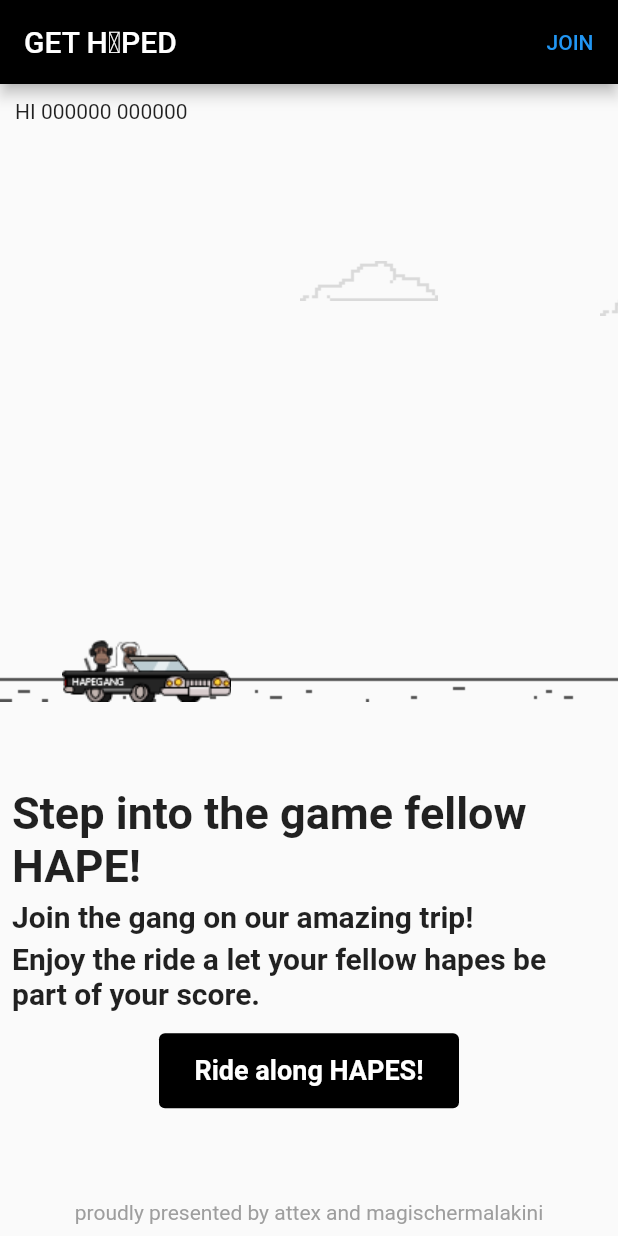
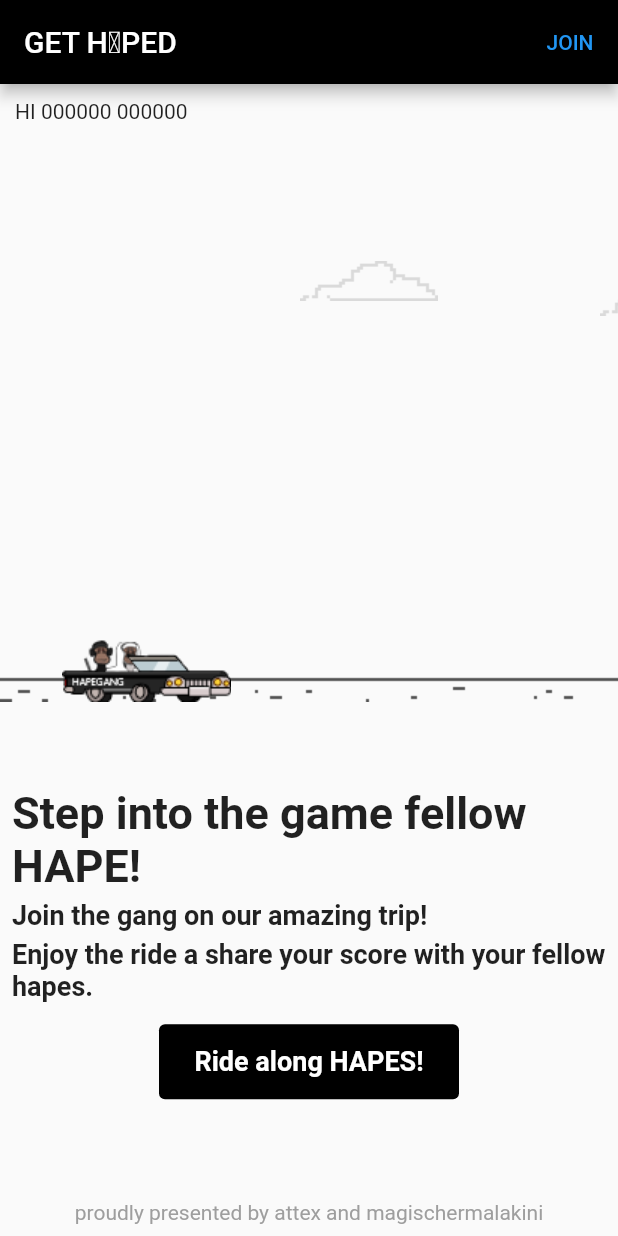
Before and after one commit to attex/hape, a Flutter app: the screen it shows after launch, on a phone screen of 412 x 824 dp. Run offline on Flutter 3.47's test engine with Material 2 defaults, Android fonts, the light colour scheme and no system bars; our stand-ins replace audioplayers, shared_preferences; Roboto replaces fonts that are missing (Raleway).

Commit message:
minor change

```diff
--- a/lib/main.dart
+++ b/lib/main.dart
@@ -379,12 +379,12 @@ class _MyHomePageState extends State<MyHomePage>
             height: 5,
           ),
           Text("Join the gang on our amazing trip!",
-              style: TextStyle(fontSize: 20, fontWeight: FontWeight.bold)),
+              style: TextStyle(fontSize: 18, fontWeight: FontWeight.bold)),
           SizedBox(
             height: 5,
           ),
-          Text("Enjoy the ride a let your fellow hapes be part of your score.",
-              style: TextStyle(fontSize: 20, fontWeight: FontWeight.bold)),
+          Text("Enjoy the ride a share your score with your fellow hapes.",
+              style: TextStyle(fontSize: 18, fontWeight: FontWeight.bold)),
           SizedBox(
             height: 15,
           ),
```
